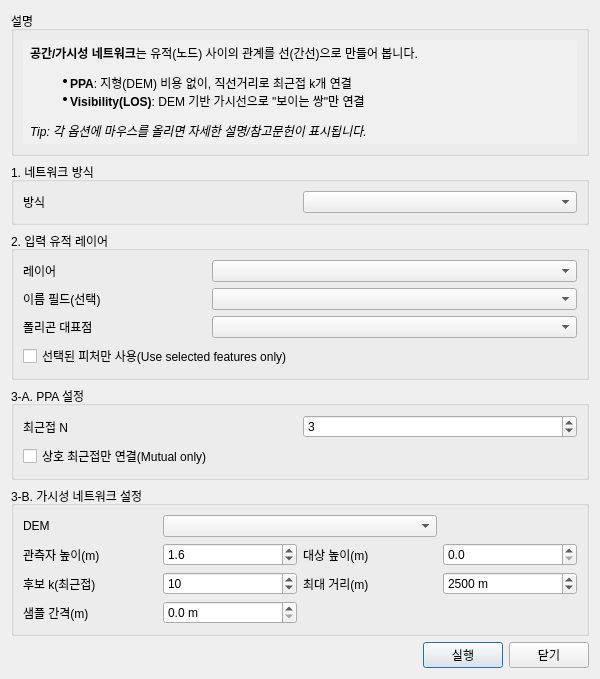
Old version of the form tools/spatial_network_dialog_base.ui in the repository lzpxilfe/ar.
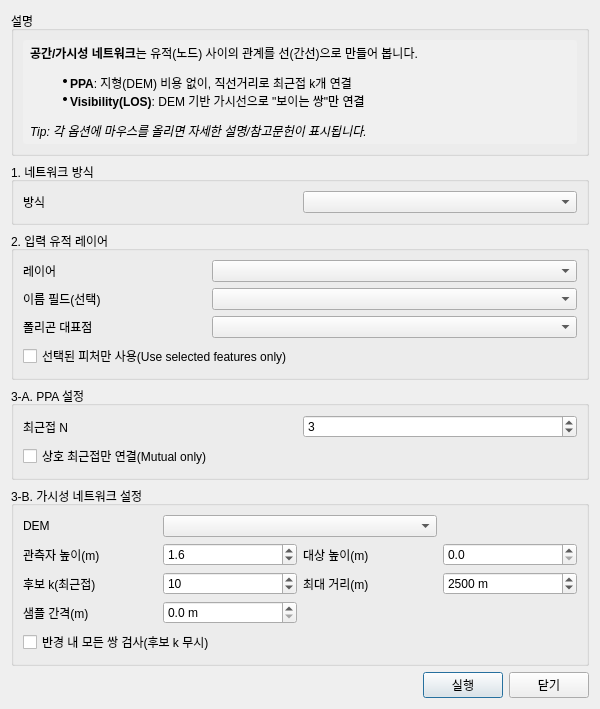
New version of the form. Custom widgets are drawn as their Qt base class.

Commit message: Visibility network: test all pairs option (v1.6.86)

What changed in the file:
```diff
--- a/tools/spatial_network_dialog_base.ui
+++ b/tools/spatial_network_dialog_base.ui
@@ -287,6 +287,19 @@
         </property>
        </widget>
       </item>
+      <item row="4" column="0" colspan="4">
+       <widget class="QCheckBox" name="chkVisAllPairs">
+        <property name="toolTip">
+         <string>체크하면 후보 k 제한을 무시하고, (최대 거리 내) 모든 쌍을 LOS로 검사합니다. 노드가 많으면 느릴 수 있습니다.</string>
+        </property>
+        <property name="text">
+         <string>반경 내 모든 쌍 검사(후보 k 무시)</string>
+        </property>
+        <property name="checked">
+         <bool>false</bool>
+        </property>
+       </widget>
+      </item>
      </layout>
     </widget>
    </item>
```
The commit also changes 2 other files.
